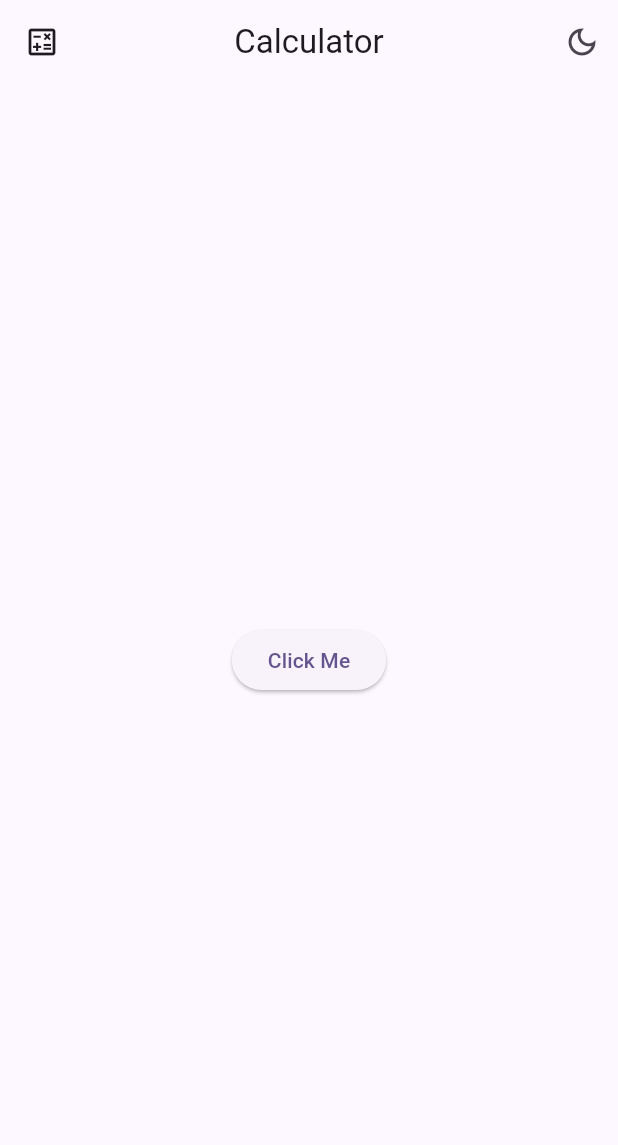
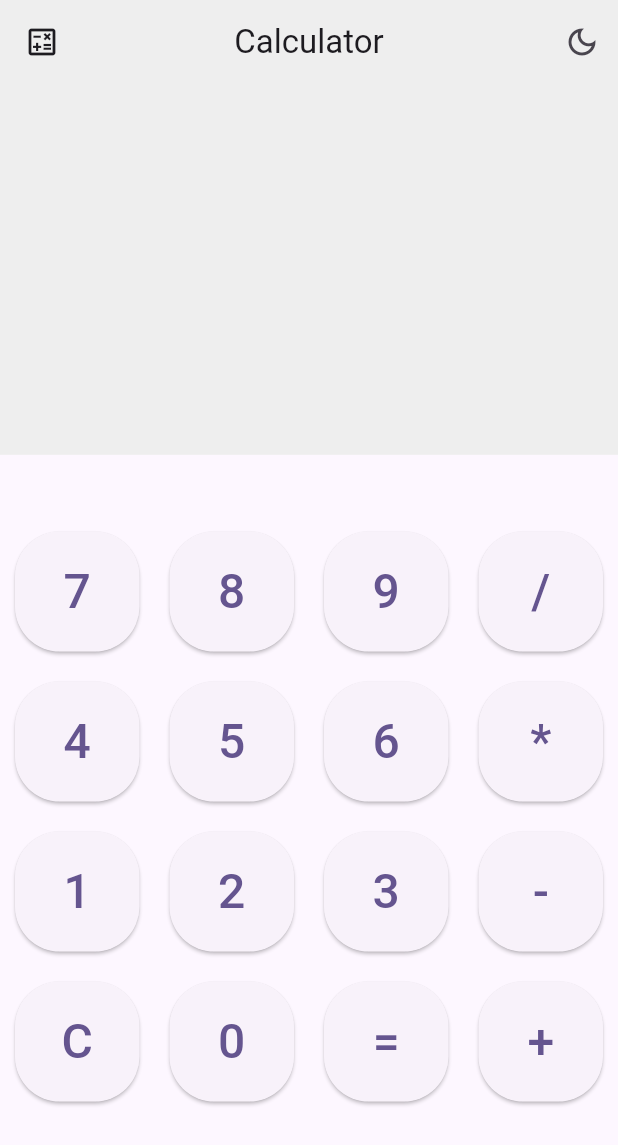
Before and after one commit to Chandirasegaran/FlutterDeveloping, a Flutter app: the screen it shows after launch, after a tap on the "light mode" icon, on a phone screen of 412 x 824 dp. Shown: the top 1145 px of the screen. Run offline on Flutter 3.47's test engine with Material 2 defaults, Android fonts, the phone set to English and light mode, and no system bars.

Commit message:
Added Buttons and UI

```diff
--- a/calculator/lib/main.dart
+++ b/calculator/lib/main.dart
@@ -13,14 +13,44 @@
 
 class _MyAppState extends State<MyApp> {
   bool darkMode = true;
+  Color container1colour =
+      Colors.grey[800] ?? Colors.grey; // Use null-aware operator
+  String inputText = '';
+  void toggleDarkMode() {
+    setState(() {
+      darkMode = !darkMode;
+      container1colour = darkMode
+          ? Colors.grey[800] ?? Colors.grey
+          : Colors.grey[200] ?? Colors.grey;
+    });
+  }
+
+  void handleButtonPress(String value) {
+    setState(() {
+      if (value == '=') {
+        // Perform calculation when '=' is pressed (you can implement this logic)
+      } else if (value == 'C') {
+        // Clear the input when 'C' is pressed
+        inputText = '';
+      } else {
+        // Append the button value to the input text
+        inputText += value;
+      }
+    });
+  }
 
   @override
   Widget build(BuildContext context) {
+    final screenHeight = MediaQuery.of(context).size.height;
+    final screenWidth = MediaQuery.of(context).size.width;
     return MaterialApp(
       debugShowCheckedModeBanner: false,
       theme: ThemeData(
           brightness: darkMode ? Brightness.dark : Brightness.light,
           colorSchemeSeed: const Color(0xff6750a4),
+          appBarTheme: AppBarTheme(
+            backgroundColor: container1colour, // Set app bar color here
+          ),
           useMaterial3: true),
       home: Scaffold(
         appBar: AppBar(
@@ -35,19 +65,135 @@
                   ? Icons.light_mode_outlined
                   : Icons.dark_mode_outlined),
               onPressed: () {
-                  setState(() {
-                    darkMode = !darkMode;
-                  });
+                toggleDarkMode();
               },
             )
           ],
         ),
-          body: Center(
-            child: ElevatedButton(
-              onPressed: () {},
-              child: Text("Click Me"),
+        body: SingleChildScrollView(
+          child: Column(
+            children: [
+              Container(
+                width: screenWidth * (100 / 100),
+                height: screenHeight * (30 / 100),
+                // color: Colors.grey[800], // Dark grey
+
+                color: container1colour,
+                child: TextField(
+                  readOnly: true,
+                  textAlign: TextAlign.right,
+                  decoration: InputDecoration(
+                    border: InputBorder.none,
+                  ),
+                  style: TextStyle(fontSize: 54.0),
+                  controller: TextEditingController(text: inputText),
                 ),
               ),
-        ));
+              Container(
+                width: screenWidth * (100 / 100),
+                height: screenHeight * (60 / 100),
+                child: Column(
+                  children: [
+                    // Row 1
+                    SizedBox(height: screenWidth * (10 / 100)),
+                    Row(
+                      children: [
+                        CalculatorButton('7', handleButtonPress),
+                        CalculatorButton('8', handleButtonPress),
+                        CalculatorButton('9', handleButtonPress),
+                        CalculatorButton('/', handleButtonPress),
+                      ],
+                    ),
+                    // Row 2
+                    Row(
+                      children: [
+                        CalculatorButton('4', handleButtonPress),
+                        CalculatorButton('5', handleButtonPress),
+                        CalculatorButton('6', handleButtonPress),
+                        CalculatorButton('*', handleButtonPress),
+                      ],
+                    ),
+                    // Row 3
+                    Row(
+                      children: [
+                        CalculatorButton('1', handleButtonPress),
+                        CalculatorButton('2', handleButtonPress),
+                        CalculatorButton('3', handleButtonPress),
+                        CalculatorButton('-', handleButtonPress),
+                      ],
+                    ),
+                    // Row 4
+                    Row(
+                      children: [
+                        CalculatorButton('C', handleButtonPress),
+                        CalculatorButton('0', handleButtonPress),
+                        CalculatorButton('=', handleButtonPress),
+                        CalculatorButton('+', handleButtonPress),
+                      ],
+                    ),
+                  ],
+                ),
+              ),
+            ],
+          ),
+        ),
+      ),
+    );
   }
 }
+
+class CalculatorButton extends StatelessWidget {
+  final String text;
+  final Function(String) onPressed;
+
+  CalculatorButton(this.text, this.onPressed);
+
+  @override
+  Widget build(BuildContext context) {
+    return Expanded(
+      child: Container(
+        margin: EdgeInsets.all(10.0), // Add some margin for spacing
+        child: ElevatedButton(
+          onPressed: () {
+            onPressed(text);
+          },
+          style: ElevatedButton.styleFrom(
+            // primary: Colors.grey[300], // Button background color
+
+            minimumSize: Size.fromHeight(80.0), // Button height
+            shape: RoundedRectangleBorder(
+              borderRadius: BorderRadius.circular(30.0), // Button border radius
+            ),
+          ),
+          child: Text(
+            text,
+            style: TextStyle(fontSize: 32.0), // Larger text size
+          ),
+        ),
+      ),
+    );
+  }
+}
+
+//
+// class CalculatorButton extends StatelessWidget {
+//   final String text;
+//   final Function(String) onPressed;
+//
+//   CalculatorButton(this.text, this.onPressed);
+//
+//   @override
+//   Widget build(BuildContext context) {
+//     return Expanded(
+//       child: ElevatedButton(
+//         onPressed: () {
+//           onPressed(text);
+//         },
+//         child: Text(
+//           text,
+//           style: TextStyle(fontSize: 24.0),
+//         ),
+//       ),
+//     );
+//   }
+// }
```
Lines whose indentation alone changed are shown as unchanged.
